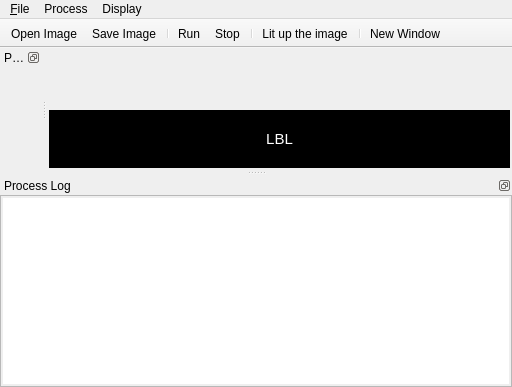
The window that FrmWork/mainwindow.ui (zhming0/Uranus) describes before a commit, drawn with Qt 5.
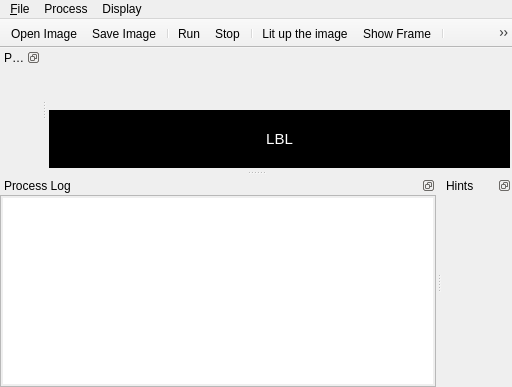
The same window after the commit. Icons and pictures are not drawn. Custom widgets are drawn as their Qt base class.

Commit message: Update Uranus FrmWork, adding some useful features

What changed in the file:
```diff
--- a/FrmWork/mainwindow.ui
+++ b/FrmWork/mainwindow.ui
@@ -136,6 +136,7 @@
    <addaction name="actionStop"/>
    <addaction name="separator"/>
    <addaction name="actionLit_up_the_image"/>
+   <addaction name="actionShow_Frame"/>
    <addaction name="separator"/>
    <addaction name="actionNew_Window"/>
   </widget>
@@ -195,6 +196,18 @@
     </layout>
    </widget>
   </widget>
+  <widget class="QDockWidget" name="hints">
+   <property name="features">
+    <set>QDockWidget::DockWidgetFloatable|QDockWidget::DockWidgetMovable</set>
+   </property>
+   <property name="windowTitle">
+    <string>Hints</string>
+   </property>
+   <attribute name="dockWidgetArea">
+    <number>8</number>
+   </attribute>
+   <widget class="hintHelper" name="hintContents"/>
+  </widget>
   <action name="actionOpen">
    <property name="icon">
     <iconset resource="res.qrc">
@@ -305,6 +318,21 @@
     <string>Clear Log</string>
    </property>
   </action>
+  <action name="actionShow_Frame">
+   <property name="checkable">
+    <bool>true</bool>
+   </property>
+   <property name="icon">
+    <iconset resource="res.qrc">
+     <normaloff>:/icons/whitebg.png</normaloff>:/icons/whitebg.png</iconset>
+   </property>
+   <property name="text">
+    <string>Show Frame</string>
+   </property>
+   <property name="toolTip">
+    <string>Show a frame on the boundaries of the image</string>
+   </property>
+  </action>
  </widget>
  <layoutdefault spacing="6" margin="11"/>
  <customwidgets>
@@ -320,6 +348,12 @@
    <header>processtool.h</header>
    <container>1</container>
   </customwidget>
+  <customwidget>
+   <class>hintHelper</class>
+   <extends>QWidget</extends>
+   <header>hinthelper.h</header>
+   <container>1</container>
+  </customwidget>
  </customwidgets>
  <resources>
   <include location="res.qrc"/>
```
Left out of the diff: 1 changed line with no effect on the pictures. The commit also changes 16 other files.
